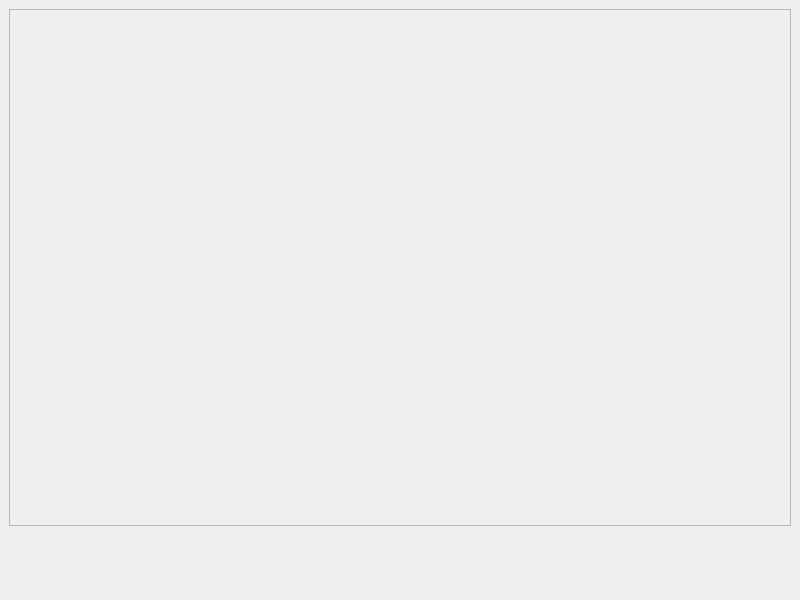
Old version of the form mainwindow.ui in the repository Digvijay-Bokey/FinderPlus.
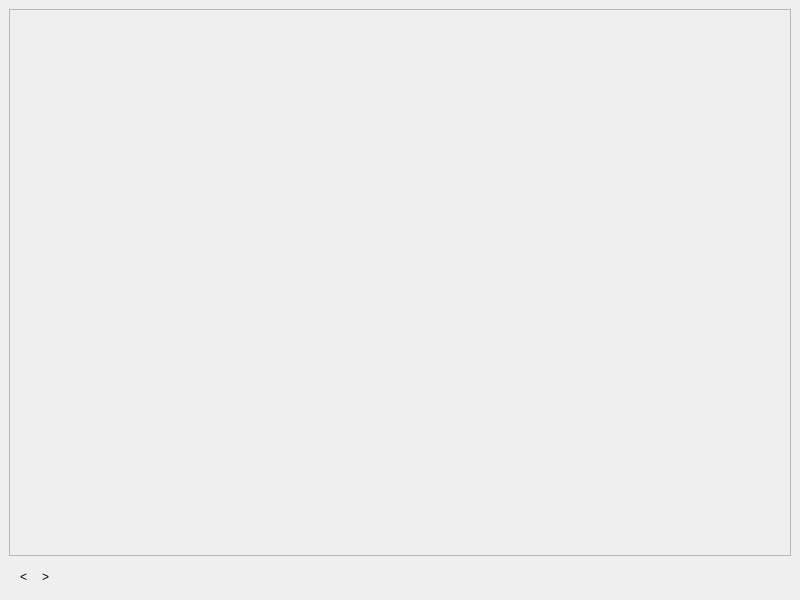
New version of the form. Icons and pictures are not drawn.

```diff
--- a/mainwindow.ui
+++ b/mainwindow.ui
@@ -26,6 +26,8 @@
      </widget>
     </item>
     <item>
+    <layout class="QHBoxLayout" name="horizontalLayout">
+      <item>
      <widget class="QToolBar" name="toolBar">
       <property name="orientation">
        <enum>Qt::Horizontal</enum>
@@ -42,12 +44,6 @@
       <property name="movable">
        <bool>false</bool>
       </property>
-      <property name="sizePolicy">
-       <sizepolicy hsizetype="Fixed" vsizetype="Fixed">
-        <horstretch>0</horstretch>
-        <verstretch>0</verstretch>
-       </sizepolicy>
-      </property>
       <addaction name="actionBack"/>
       <addaction name="actionForward"/>
      </widget>
@@ -56,17 +52,18 @@
      <widget class="QLabel" name="pathLabel"/>
     </item>
    </layout>
+  </item>
+ </layout>
+
   </widget>
   <action name="actionBack">
-   <property name="icon">
-    <iconset>
-     <normaloff>&lt;</normaloff>&lt;</iconset>
+   <property name="text">
+    <string>&lt;</string>
    </property>
   </action>
   <action name="actionForward">
-   <property name="icon">
-    <iconset>
-     <normaloff>&gt;</normaloff>&gt;</iconset>
+   <property name="text">
+    <string>&gt;</string>
    </property>
   </action>
  </widget>
```
Left out of the diff: 1 changed line with no effect on the pictures. Lines whose indentation alone changed are shown as unchanged.
